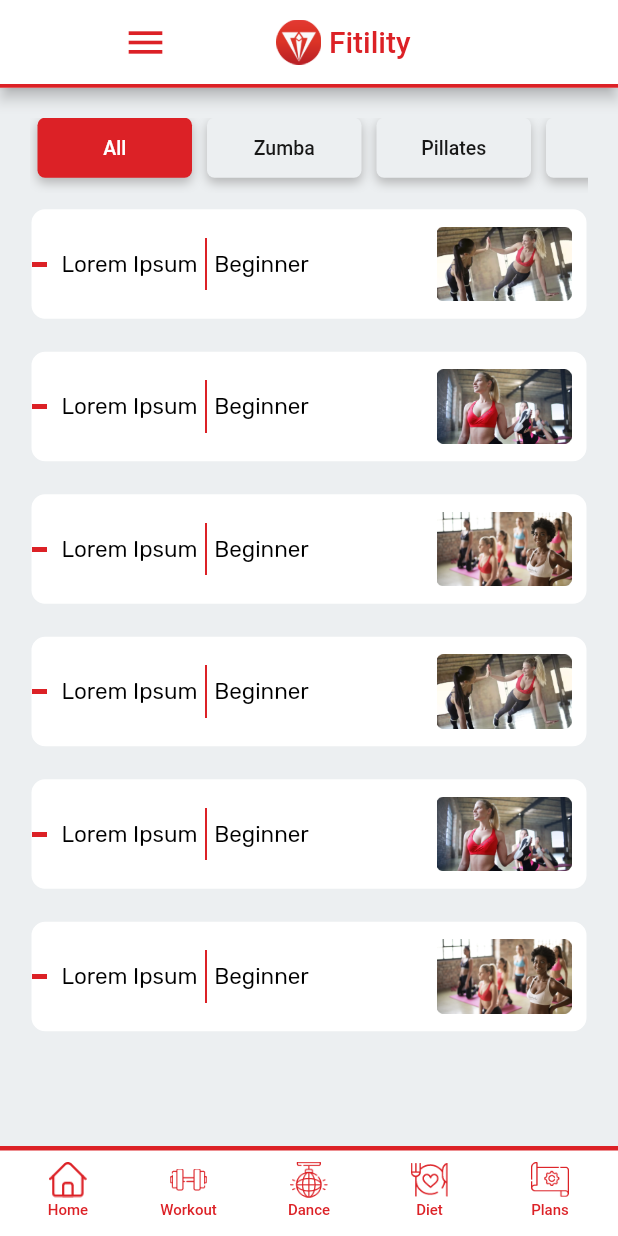
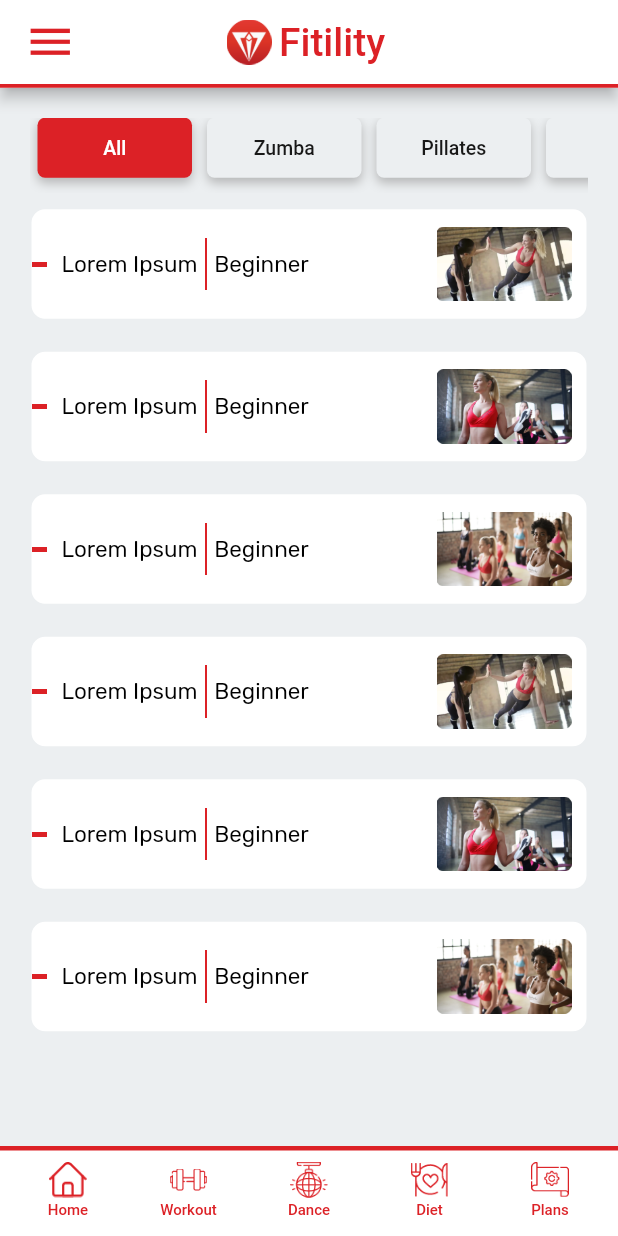
Before and after one commit to samflab/Fitility-OpenSource, a Flutter app: the DancePage screen opened directly, item 2 of the bottom bar chosen, on a phone screen of 412 x 824 dp. Run offline on Flutter 3.47's test engine with Material 2 defaults, Android fonts, the phone set to English and light mode, and no system bars; our stand-ins replace auto_size_text, carousel_pro, cloud_firestore, firebase_auth, firebase_storage, fluttertoast and 5 more; missing offline and left inert: auro_avatar; accounts and stored records are empty.

Commit message:
Fixed Appbar

```diff
--- a/lib/widgets/appbar.dart
+++ b/lib/widgets/appbar.dart
@@ -5,28 +5,10 @@ import 'package:flutter/material.dart';
 Widget customAppbar(context) {
   return AppBar(
     backgroundColor: Color(0xffffffff),
+    centerTitle: true,
     title: Container(
-      height: 50.0,
-      padding: EdgeInsets.symmetric(horizontal: 10.0),
+      width: 110.0,
       child: Row(
-        mainAxisAlignment: MainAxisAlignment.spaceBetween,
-        children: [
-          GestureDetector(
-            onTap: () {
-              Navigator.push(
-                context,
-                FadeRoute(
-                  page: SettingsPage(),
-                ),
-              );
-            },
-            child: Icon(
-              Icons.menu,
-              color: Color(0xffdc2126),
-              size: 30.0,
-            ),
-          ),
-          Row(
         children: [
           Image.asset(
             "images/logo.png",
@@ -38,21 +20,31 @@ Widget customAppbar(context) {
             "Fitility",
             style: TextStyle(
               color: Color(0xffdc2126),
-                  fontSize: 20.0,
+              fontSize: 26.0,
               fontFamily: 'Rubik' 'Regular',
+              fontWeight: FontWeight.w500,
             ),
           ),
         ],
       ),
-
-          ////  invsible icon of no use , just added it for right alignment of the widgets  ////
-          Icon(
+    ),
+    leading: IconButton(
+      icon: Padding(
+        padding: const EdgeInsets.symmetric(horizontal: 8.0),
+        child: Icon(
           Icons.menu,
-            color: Colors.white,
-            size: 40.0,
+          size: 35.0,
+          color: Color(0xffdc2126),
         ),
-        ],
       ),
+      onPressed: () {
+        Navigator.push(
+          context,
+          FadeRoute(
+            page: SettingsPage(),
+          ),
+        );
+      },
     ),
     bottom: PreferredSize(
       child: Container(
```
Lines whose indentation alone changed are shown as unchanged.
